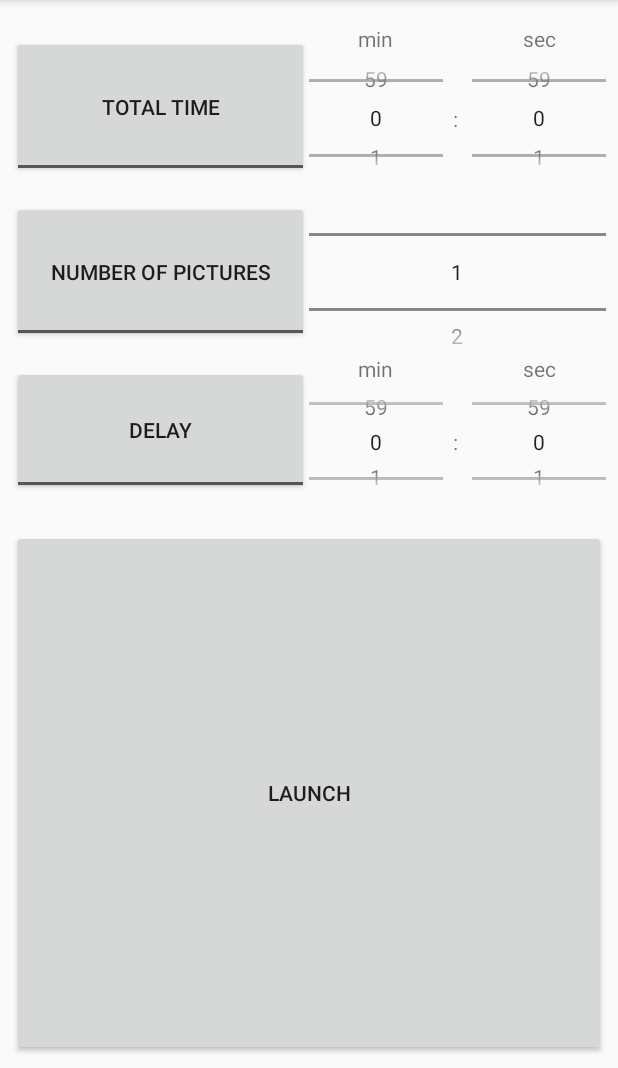
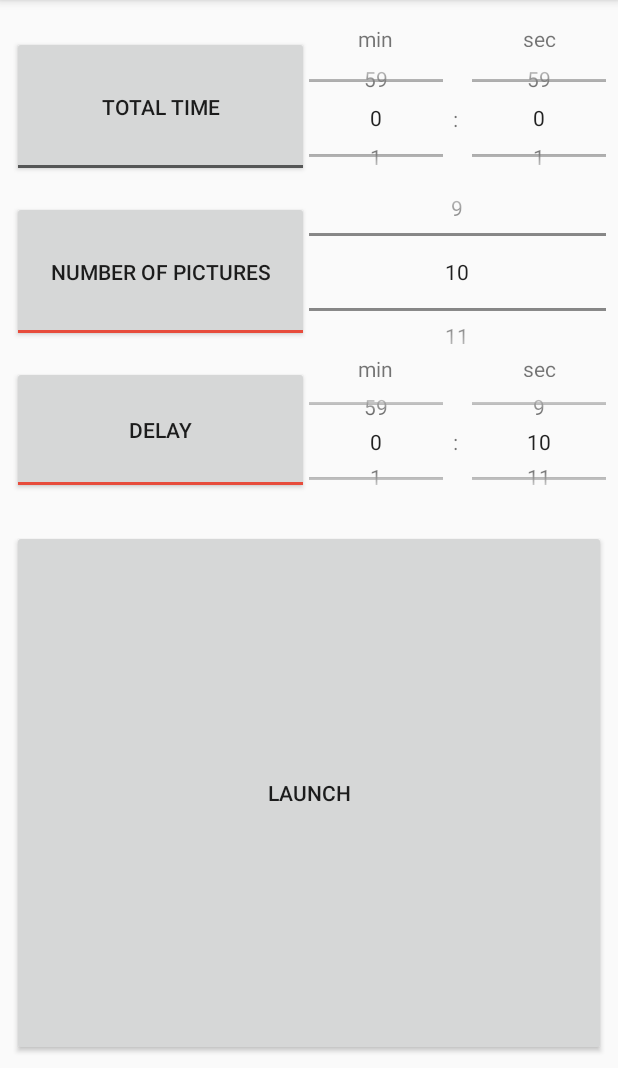
Before and after one commit to jeanpolochon/intervalometer, an Android app: the screen it shows after launch (MainActivity), tab 2 chosen, on a phone screen of 412 x 824 dp, the part 168-1236 px from its top. Run offline under Robolectric (Android 15) with nearby library versions, the phone set to English and light mode, and no system bars.

Commit message:
Minor changes + limit number of options before the user can run the intervalometer (2out of3)

```diff
--- a/app/app/src/main/java/com/example/jean_paul/Intervalometer/PlaceholderFragment1.java
+++ b/app/app/src/main/java/com/example/jean_paul/Intervalometer/PlaceholderFragment1.java
@@ -28,25 +28,15 @@ public class PlaceholderFragment1 extends Fragment implements View.OnClickListen
      * fragment.
      */
     private static final String ARG_SECTION_NUMBER = "section_number1";
-    private int delay =10 ;
+    private int delay;
     private View rootView;
     private Button buttonDelay;
     private Button buttonShoot;
 
     public PlaceholderFragment1() {
+        delay=10;
     }
 
-    /**
-     * Returns a new instance of this fragment for the given section
-     * number.
-     */
-    public static PlaceholderFragment1 newInstance(int sectionNumber) {
-        PlaceholderFragment1 fragment = new PlaceholderFragment1();
-        Bundle args = new Bundle();
-        args.putInt(ARG_SECTION_NUMBER, sectionNumber);
-        fragment.setArguments(args);
-        return fragment;
-    }
 
     @Override
     public View onCreateView(LayoutInflater inflater, ViewGroup container,
@@ -93,7 +83,7 @@ public class PlaceholderFragment1 extends Fragment implements View.OnClickListen
         d.setTitle("Set delay in seconds");
         //d.setMessage("In seconds");
         d.setView(dialogView);
-        final NumberPicker numberPicker = (NumberPicker) dialogView.findViewById(R.id.dialog_number_picker);
+        final NumberPicker numberPicker = dialogView.findViewById(R.id.dialog_number_picker);
         numberPicker.setMaxValue(20);
         numberPicker.setMinValue(1);
         numberPicker.setValue(delay);
--- a/app/app/src/main/java/com/example/jean_paul/Intervalometer/PlaceholderFragment2.java
+++ b/app/app/src/main/java/com/example/jean_paul/Intervalometer/PlaceholderFragment2.java
@@ -2,93 +2,130 @@ package com.example.jean_paul.Intervalometer;
 
 import android.os.Bundle;
 import android.support.v4.app.Fragment;
+import android.util.Log;
 import android.view.LayoutInflater;
 import android.view.View;
 import android.view.ViewGroup;
 import android.view.WindowManager;
+import android.widget.Button;
 import android.widget.NumberPicker;
+import android.widget.Toast;
+import android.widget.ToggleButton;
 
+import static android.content.ContentValues.TAG;
 import static android.content.Context.WINDOW_SERVICE;
 
 /**
  * Created by jean-paul on 04/03/2018.
  */
 
-public class PlaceholderFragment2 extends Fragment {
+public class PlaceholderFragment2 extends Fragment implements View.OnClickListener{
     /**
      * The fragment argument representing the section number for this
      * fragment.
      */
     private static final String ARG_SECTION_NUMBER = "section_number2";
+    private int tot_min, tot_sec, num_pic, delay_min, delay_sec;
+    Button launchButton;
+
+
+    //initial state for the toggles - sortedID[1] and [2] will be selected by default
+    int[] sortedID={R.id.toggleButtonNumPic,R.id.toggleButtonDelay, R.id.toggleButtonTotTime,};
 
     public PlaceholderFragment2() {
+        tot_min=0;
+        tot_sec=0;
+        num_pic=10;
+        delay_min=0;
+        delay_sec=10;
     }
 
-    /**
-     * Returns a new instance of this fragment for the given section
-     * number.
-     */
-    public static PlaceholderFragment2 newInstance(int sectionNumber) {
-        PlaceholderFragment2 fragment = new PlaceholderFragment2();
-        Bundle args = new Bundle();
-        args.putInt(ARG_SECTION_NUMBER, sectionNumber);
-        fragment.setArguments(args);
-        return fragment;
-    }
 
     @Override
     public View onCreateView(LayoutInflater inflater, ViewGroup container, Bundle savedInstanceState) {
         View rootView2 = inflater.inflate(R.layout.fragment_main2, container, false);
 
+        launchButton = rootView2.findViewById(R.id.launch);
+        launchButton.setOnClickListener(this);
+
         return rootView2;
     }
+
+
+    public void onClick(final View v) {
+        switch (v.getId()) {
+            case R.id.launch: {
+                launchIntervalometer();
+                break;
+            }
+        }
+
+    }
+
 
     @Override
     public void onViewCreated(View view, Bundle savedInstanceState) {
         super.onViewCreated(view, savedInstanceState);
-        String[] data = new String[]{"Berlin", "Moscow", "Tokyo", "Paris"};
-        /*NumberPicker picker = (NumberPicker) getView().findViewById(R.id.number_picker);
-        picker.setMinValue(0);
-        picker.setMaxValue(data.length-1);
-        picker.setDisplayedValues(data);*/
 
-        final NumberPicker numberPicker_min = (NumberPicker) getView().findViewById(R.id.tot_min);
+        final NumberPicker numberPicker_min = getView().findViewById(R.id.tot_min);
         numberPicker_min.setMaxValue(59);
         numberPicker_min.setMinValue(0);
-        //numberPicker_min.setValue(delay);
+        numberPicker_min.setValue(tot_min);
         numberPicker_min.setWrapSelectorWheel(true);
         numberPicker_min.setDescendantFocusability(NumberPicker.FOCUS_BLOCK_DESCENDANTS);
 
-        final NumberPicker numberPicker_sec = (NumberPicker) getView().findViewById(R.id.tot_sec);
+        final NumberPicker numberPicker_sec = getView().findViewById(R.id.tot_sec);
         numberPicker_sec.setMaxValue(59);
         numberPicker_sec.setMinValue(0);
-        //numberPicker_sec.setValue(delay);
+        numberPicker_sec.setValue(tot_sec);
         numberPicker_sec.setWrapSelectorWheel(true);
         numberPicker_sec.setDescendantFocusability(NumberPicker.FOCUS_BLOCK_DESCENDANTS);
 
-        final NumberPicker numberPicker_num = (NumberPicker) getView().findViewById(R.id.num_pic);
+        final NumberPicker numberPicker_num = getView().findViewById(R.id.num_pic);
         numberPicker_num.setMaxValue(200);
         numberPicker_num.setMinValue(1);
-        //numberPicker_num.setValue(delay);
+        numberPicker_num.setValue(num_pic);
         numberPicker_num.setWrapSelectorWheel(false);
         numberPicker_num.setDescendantFocusability(NumberPicker.FOCUS_BLOCK_DESCENDANTS);
 
-        final NumberPicker numberPicker_delay_min = (NumberPicker) getView().findViewById(R.id.delay_min);
+        final NumberPicker numberPicker_delay_min = getView().findViewById(R.id.delay_min);
         numberPicker_delay_min.setMaxValue(59);
         numberPicker_delay_min.setMinValue(0);
-        //numberPicker_delay_min.setValue(delay);
+        numberPicker_delay_min.setValue(delay_min);
         numberPicker_delay_min.setWrapSelectorWheel(true);
         numberPicker_delay_min.setDescendantFocusability(NumberPicker.FOCUS_BLOCK_DESCENDANTS);
 
-        final NumberPicker numberPicker_delay_sec = (NumberPicker) getView().findViewById(R.id.delay_sec);
+        final NumberPicker numberPicker_delay_sec = getView().findViewById(R.id.delay_sec);
         numberPicker_delay_sec.setMaxValue(59);
         numberPicker_delay_sec.setMinValue(0);
-        //numberPicker_delay_sec.setValue(delay);
+        numberPicker_delay_sec.setValue(delay_sec);
         numberPicker_delay_sec.setWrapSelectorWheel(true);
         numberPicker_delay_sec.setDescendantFocusability(NumberPicker.FOCUS_BLOCK_DESCENDANTS);
 
-        WindowManager windowManager = (WindowManager)getContext().getSystemService(WINDOW_SERVICE);
-        int width = windowManager.getDefaultDisplay().getWidth();
+        ToggleButton toggle0 = getView().findViewById(sortedID[0]);
+        ToggleButton toggle1 = getView().findViewById(sortedID[1]);
+        toggle0.setChecked(true);
+        toggle1.setChecked(true);
+    }
 
+    private void launchIntervalometer(){
+        ToggleButton currentToggle;
+        int numChecked = 0;
+        for(int id : sortedID)
+        {
+            currentToggle=getView().findViewById(id);
+            if (currentToggle.isChecked()==true)
+                numChecked++;
+        }
+        if (numChecked!=2)
+        {
+            Log.i(TAG, "More than 2 options selected. Couldn't launch the intervalometer");
+            Toast toast = Toast.makeText(PlaceholderFragment2.this.getContext(), "Please select only 2 options out of 3 above.", Toast.LENGTH_LONG);
+            toast.show();
+        }
+        else {
+            Log.i(TAG, "Intervalometer launched");
+        }
     }
+
 }
--- a/app/app/src/main/res/layout/activity_main.xml
+++ b/app/app/src/main/res/layout/activity_main.xml
@@ -31,8 +31,7 @@
                 android:layout_width="wrap_content"
                 android:layout_height="wrap_content"
                 android:layout_gravity="right"
-                android:visibility="invisible"
-                />
+                android:visibility="invisible"/>
 
         </android.support.v7.widget.Toolbar>
 
@@ -55,14 +54,4 @@
         android:layout_below="@id/tab_layout"
         app:layout_behavior="@string/appbar_scrolling_view_behavior" />
 
-    <!--<android.support.design.widget.FloatingActionButton
-        android:id="@+id/settings"
-        android:layout_width="wrap_content"
-        android:layout_height="wrap_content"
-        android:layout_gravity="end|bottom"
-        android:layout_margin="@dimen/fab_margin"
-        android:scaleType="center"
-        app:fabSize="normal"
-        app:srcCompat="@drawable/ic_settings" />-->
-
 </android.support.design.widget.CoordinatorLayout>
--- a/app/app/src/main/res/layout/fragment_main2.xml
+++ b/app/app/src/main/res/layout/fragment_main2.xml
@@ -5,19 +5,6 @@
     android:layout_width="match_parent"
     android:layout_height="match_parent"
     tools:context=".MainActivity">
-
-
-<!--    <android.support.design.widget.FloatingActionButton
-        android:id="@+id/settings2"
-        android:layout_width="wrap_content"
-        android:layout_height="wrap_content"
-        android:layout_gravity="end|bottom"
-        android:layout_margin="@dimen/fab_margin"
-        android:scaleType="center"
-        app:fabSize="normal"
-        app:layout_constraintBottom_toBottomOf="parent"
-        app:layout_constraintRight_toRightOf="parent"
-        app:srcCompat="@drawable/ic_settings" />-->
 
     <android.support.constraint.ConstraintLayout
         android:id="@+id/constraintLayout3"
@@ -33,7 +20,7 @@
         app:layout_constraintVertical_chainStyle="packed">
 
         <ToggleButton
-            android:id="@+id/toggleButton1"
+            android:id="@+id/toggleButtonTotTime"
             android:layout_width="0dp"
             android:layout_height="0dp"
             android:layout_marginBottom="8dp"
@@ -54,7 +41,7 @@
             android:layout_marginTop="8dp"
             app:layout_constraintBottom_toBottomOf="parent"
             app:layout_constraintHorizontal_weight="0.45"
-            app:layout_constraintLeft_toRightOf="@+id/toggleButton1"
+            app:layout_constraintLeft_toRightOf="@+id/toggleButtonTotTime"
             app:layout_constraintRight_toLeftOf="@+id/text_dot"
             app:layout_constraintRight_toRightOf="parent"
             app:layout_constraintTop_toBottomOf="@+id/textView" />
@@ -120,7 +107,7 @@
         app:layout_constraintTop_toBottomOf="@+id/constraintLayout3">
 
         <ToggleButton
-            android:id="@+id/toggleButton2"
+            android:id="@+id/toggleButtonNumPic"
             android:layout_width="0dp"
             android:layout_height="0dp"
             android:layout_marginBottom="8dp"
@@ -141,7 +128,7 @@
             android:layout_marginTop="8dp"
             app:layout_constraintBottom_toBottomOf="parent"
             app:layout_constraintHorizontal_weight="1"
-            app:layout_constraintLeft_toRightOf="@+id/toggleButton2"
+            app:layout_constraintLeft_toRightOf="@+id/toggleButtonNumPic"
             app:layout_constraintRight_toRightOf="parent"
             app:layout_constraintTop_toTopOf="parent" />
 
@@ -159,7 +146,7 @@
         app:layout_constraintTop_toBottomOf="@+id/constraintLayout2">
 
         <ToggleButton
-            android:id="@+id/toggleButton3"
+            android:id="@+id/toggleButtonDelay"
             android:layout_width="0dp"
             android:layout_height="0dp"
             android:layout_marginBottom="8dp"
@@ -180,7 +167,7 @@
             android:layout_marginTop="8dp"
             app:layout_constraintBottom_toBottomOf="parent"
             app:layout_constraintHorizontal_weight="0.45"
-            app:layout_constraintLeft_toRightOf="@+id/toggleButton3"
+            app:layout_constraintLeft_toRightOf="@+id/toggleButtonDelay"
             app:layout_constraintRight_toLeftOf="@+id/text_dot2"
             app:layout_constraintRight_toRightOf="parent"
             app:layout_constraintTop_toBottomOf="@+id/textView4" />
@@ -234,7 +221,7 @@
     </android.support.constraint.ConstraintLayout>
 
     <Button
-        android:id="@+id/button2"
+        android:id="@+id/launch"
         android:layout_width="0dp"
         android:layout_height="0dp"
         android:layout_marginBottom="8dp"
```
